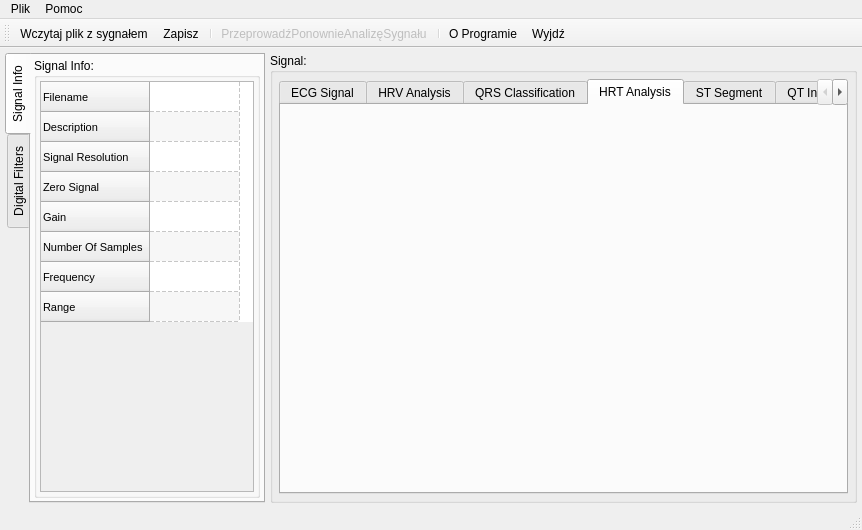
Before: the Qt Designer form ecganalyzer.ui in mateuszbaran/ECG-analyzer, drawn with Qt 5.
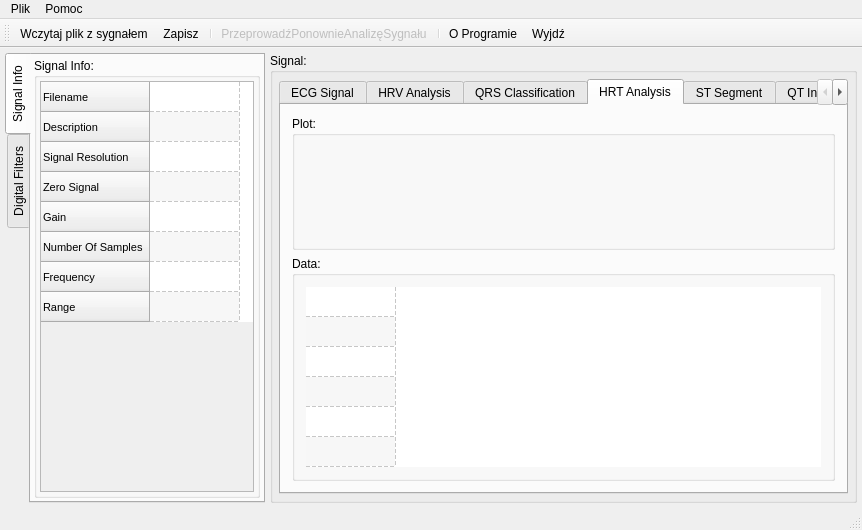
After: the same form once the commit is applied. The open tabs and pages were chosen to show the change. Icons and pictures are not drawn. Custom widgets are drawn as their Qt base class.

Diff of the .ui file:
```diff
--- a/ecganalyzer.ui
+++ b/ecganalyzer.ui
@@ -717,6 +717,141 @@
           <attribute name="title">
            <string>HRT Analysis</string>
           </attribute>
+          <layout class="QHBoxLayout" name="horizontalLayout_6">
+           <item>
+            <layout class="QVBoxLayout" name="verticalLayout_10">
+             <property name="bottomMargin">
+              <number>0</number>
+             </property>
+             <item>
+              <widget class="QGroupBox" name="groupBox">
+               <property name="title">
+                <string>Plot:</string>
+               </property>
+              </widget>
+             </item>
+             <item>
+              <widget class="QGroupBox" name="groupBox_2">
+               <property name="title">
+                <string>Data:</string>
+               </property>
+               <layout class="QHBoxLayout" name="horizontalLayout_9">
+                <item>
+                 <widget class="QTableWidget" name="tableWidgetSignalInfo_2">
+                  <property name="sizePolicy">
+                   <sizepolicy hsizetype="Minimum" vsizetype="Minimum">
+                    <horstretch>0</horstretch>
+                    <verstretch>0</verstretch>
+                   </sizepolicy>
+                  </property>
+                  <property name="minimumSize">
+                   <size>
+                    <width>0</width>
+                    <height>180</height>
+                   </size>
+                  </property>
+                  <property name="maximumSize">
+                   <size>
+                    <width>16777215</width>
+                    <height>180</height>
+                   </size>
+                  </property>
+                  <property name="font">
+                   <font>
+                    <pointsize>8</pointsize>
+                   </font>
+                  </property>
+                  <property name="frameShape">
+                   <enum>QFrame::NoFrame</enum>
+                  </property>
+                  <property name="frameShadow">
+                   <enum>QFrame::Sunken</enum>
+                  </property>
+                  <property name="editTriggers">
+                   <set>QAbstractItemView::NoEditTriggers</set>
+                  </property>
+                  <property name="tabKeyNavigation">
+                   <bool>true</bool>
+                  </property>
+                  <property name="alternatingRowColors">
+                   <bool>true</bool>
+                  </property>
+                  <property name="selectionMode">
+                   <enum>QAbstractItemView::NoSelection</enum>
+                  </property>
+                  <property name="showGrid">
+                   <bool>true</bool>
+                  </property>
+                  <property name="gridStyle">
+                   <enum>Qt::DashLine</enum>
+                  </property>
+                  <property name="cornerButtonEnabled">
+                   <bool>true</bool>
+                  </property>
+                  <property name="columnCount">
+                   <number>1</number>
+                  </property>
+                  <attribute name="horizontalHeaderVisible">
+                   <bool>false</bool>
+                  </attribute>
+                  <attribute name="horizontalHeaderCascadingSectionResizes">
+                   <bool>false</bool>
+                  </attribute>
+                  <attribute name="horizontalHeaderDefaultSectionSize">
+                   <number>90</number>
+                  </attribute>
+                  <attribute name="horizontalHeaderHighlightSections">
+                   <bool>false</bool>
+                  </attribute>
+                  <attribute name="verticalHeaderVisible">
+                   <bool>false</bool>
+                  </attribute>
+                  <attribute name="verticalHeaderCascadingSectionResizes">
+                   <bool>false</bool>
+                  </attribute>
+                  <row>
+                   <property name="text">
+                    <string>Number of VPC fulfilling criteria</string>
+                   </property>
+                  </row>
+                  <row>
+                   <property name="text">
+                    <string>Is the number enough to analize</string>
+                   </property>
+                  </row>
+                  <row>
+                   <property name="text">
+                    <string>TS</string>
+                   </property>
+                  </row>
+                  <row>
+                   <property name="text">
+                    <string>Nowy wiersz</string>
+                   </property>
+                  </row>
+                  <row>
+                   <property name="text">
+                    <string>TO average</string>
+                   </property>
+                  </row>
+                  <row>
+                   <property name="text">
+                    <string>TS slope</string>
+                   </property>
+                  </row>
+                  <column>
+                   <property name="text">
+                    <string>Value</string>
+                   </property>
+                  </column>
+                 </widget>
+                </item>
+               </layout>
+              </widget>
+             </item>
+            </layout>
+           </item>
+          </layout>
          </widget>
          <widget class="QWidget" name="tabQTSegment">
           <attribute name="title">
```
Left out of the diff: 14 changed lines with no effect on the pictures.
